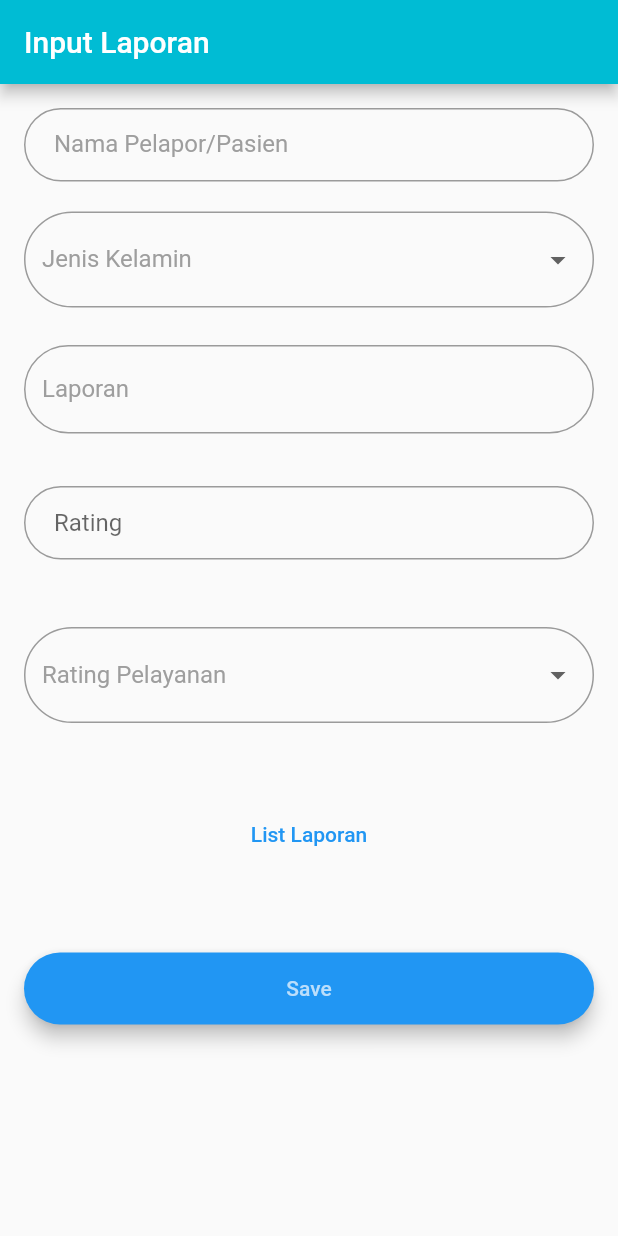
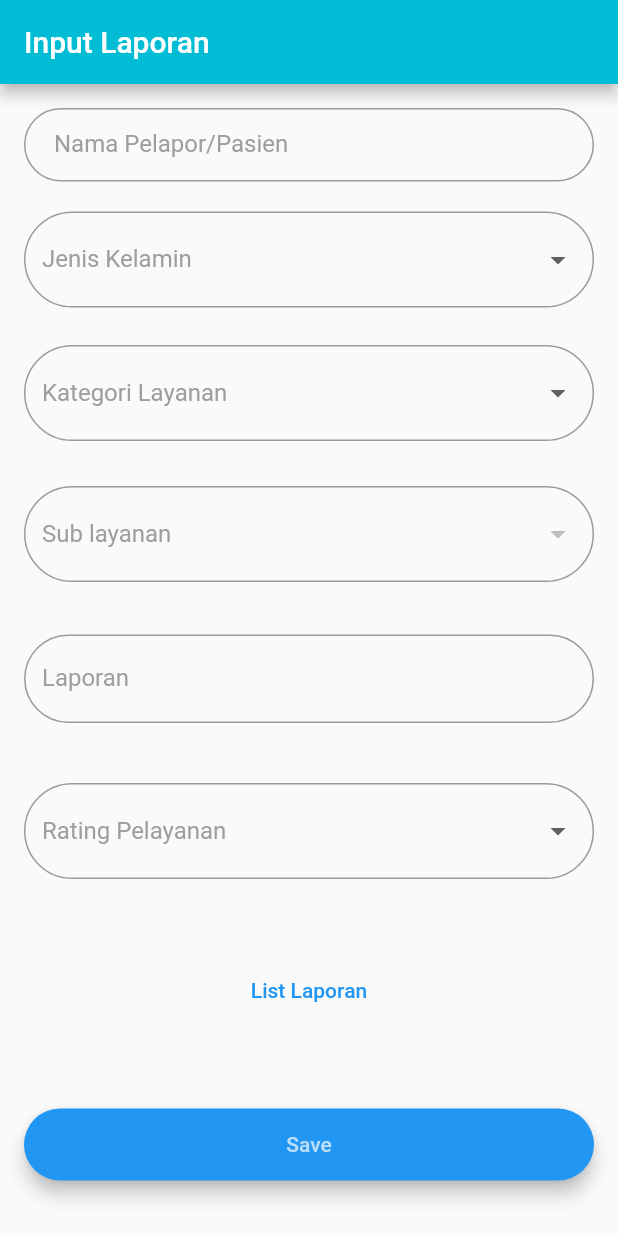
Before and after one commit to suluharwani/sipemas-android, a Flutter app: the AddPage screen opened directly, on a phone screen of 412 x 824 dp. Run offline on Flutter 3.47's test engine with Material 2 defaults, Android fonts, the phone set to English and light mode, and no system bars; our stand-ins replace bloc, cached_network_image, cloud_firestore, file_picker, firebase_auth, firebase_core and 6 more; missing offline and left inert: flutter_facebook_auth, the_apple_sign_in; accounts and stored records are empty.

Commit message:
input ok

```diff
--- a/lib/services/firebase_crud.dart
+++ b/lib/services/firebase_crud.dart
@@ -1,12 +1,12 @@
 import 'package:cloud_firestore/cloud_firestore.dart';
 import 'package:firebase_auth/firebase_auth.dart';
+
 import '../model/response.dart';
 
 final FirebaseFirestore _firestore = FirebaseFirestore.instance;
 final CollectionReference _Collection = _firestore.collection('Laporan');
+
 class FirebaseCrud {
-
-
 //CRUD method here
   static Future<Response> addLaporan({
     required String iduser,
@@ -14,12 +14,12 @@ class FirebaseCrud {
     required String nama,
     required String jenis_kelamin,
     required String kategori,
+    required String subkategori,
     required String pengaduan,
     required String rating,
   }) async {
     Response response = Response();
-    DocumentReference documentReferencer =
-    _Collection.doc();
+    DocumentReference documentReferencer = _Collection.doc();
 
     Map<String, dynamic> data = <String, dynamic>{
       "iduser": iduser,
@@ -27,28 +27,27 @@ class FirebaseCrud {
       "nama": nama,
       "jenis_kelamin": jenis_kelamin,
       "kategori": kategori,
+      "subkategori": subkategori,
       "pengaduan": pengaduan,
       "rating": rating
     };
 
-    var result = await documentReferencer
-        .set(data)
-        .whenComplete(() {
+    var result = await documentReferencer.set(data).whenComplete(() {
       response.code = 200;
       response.message = "Berhasil ditambahkan database";
-    })
-        .catchError((e) {
+    }).catchError((e) {
       response.code = 500;
       response.message = e;
     });
 
     return response;
   }
+
   static Stream<QuerySnapshot> readLaporan() {
-     final iduser = FirebaseAuth.instance.currentUser!.uid;
+    final iduser = FirebaseAuth.instance.currentUser!.uid;
 
     Query<Object?> notesItemCollection =
-        _Collection.where("iduser", isEqualTo:  iduser);
+        _Collection.where("iduser", isEqualTo: iduser);
 
     return notesItemCollection.snapshots();
   }
@@ -67,13 +66,13 @@ class FirebaseCrud {
     required String nama,
     required String jenis_kelamin,
     required String kategori,
+    required String subkategori,
     required String pengaduan,
     required String rating,
     required String docId,
   }) async {
     Response response = Response();
-    DocumentReference documentReferencer =
-    _Collection.doc(docId);
+    DocumentReference documentReferencer = _Collection.doc(docId);
 
     Map<String, dynamic> data = <String, dynamic>{
       "iduser": iduser,
@@ -81,37 +80,32 @@ class FirebaseCrud {
       "nama": nama,
       "jenis_kelamin": jenis_kelamin,
       "kategori": kategori,
+      "subkategori": subkategori,
       "pengaduan": pengaduan,
       "rating": rating
     };
 
-    await documentReferencer
-        .update(data)
-        .whenComplete(() {
+    await documentReferencer.update(data).whenComplete(() {
       response.code = 200;
       response.message = "Berhasil update Laporan";
-    })
-        .catchError((e) {
+    }).catchError((e) {
       response.code = 500;
       response.message = e;
     });
 
     return response;
   }
+
   static Future<Response> deleteLaporan({
     required String docId,
   }) async {
     Response response = Response();
-    DocumentReference documentReferencer =
-    _Collection.doc(docId);
+    DocumentReference documentReferencer = _Collection.doc(docId);
 
-    await documentReferencer
-        .delete()
-        .whenComplete((){
+    await documentReferencer.delete().whenComplete(() {
       response.code = 200;
       response.message = "Laporan berhasil dihapus";
-    })
-        .catchError((e) {
+    }).catchError((e) {
       response.code = 500;
       response.message = e;
     });
--- a/lib/ui/page/addpage.dart
+++ b/lib/ui/page/addpage.dart
@@ -23,7 +23,43 @@ class _AddPage extends State<AddPage> {
   final _jenisKelamin = TextEditingController();
   String? _selectedOptionRating;
   String? _selectedOptionGender;
+
   String? _selectedOptionKategori;
+  String? _selectedOptionSubKategori;
+
+  List<String> _optionsKategori = [
+    'Pengaduan Bagian Medis',
+    'Pengaduan Non Medis',
+    'Pengaduan Bagian Sarana Prasarana'
+  ];
+  Map<String, List<String>> _optionsSubKategori = {
+    'Pengaduan Bagian Medis': [
+      'Poli Umum',
+      'Pelayanan Gigi',
+      'Pelayanan KIA/KB',
+      'Pelayanan imunisasi',
+      'Pelayanan gizi',
+      'Pelayanan p2p',
+      'Pelayanan laboratorium',
+      'Pelayanan darurat',
+      'tindakan (RDT)',
+      'Pelayanan nifas'
+    ],
+    'Pengaduan Non Medis': [
+      'Loket pendaftaran',
+      'pelayanan apotek',
+      'pelayanan promosi kesehatan',
+      'pelayanan sanitasi lingkungan'
+    ],
+    'Pengaduan Bagian Sarana Prasarana': [
+      'Ruangan pelayanan medis',
+      'kamar mandi/WC pasien',
+      'KM/WC persalinan',
+      'Parkir kendaraan',
+      'ambulance'
+    ],
+  };
+
   final GlobalKey<FormState> _formKey = GlobalKey<FormState>();
   void initState() {
     // TODO: implement initState
@@ -100,22 +136,16 @@ class _AddPage extends State<AddPage> {
         _selectedOptionRating = value;
       },
     );
-    final RatingKategoriField = DropdownButtonFormField<String>(
+    final KategoriField = DropdownButtonFormField<String>(
       value: _selectedOptionKategori,
       decoration: InputDecoration(
+        labelText: 'Kategori Layanan',
         border: OutlineInputBorder(borderRadius: BorderRadius.circular(32.0)),
-        labelText: 'Kategori Laporan',
         labelStyle: TextStyle(
           color: Colors.grey,
         ),
       ),
-      items: <String>[
-        'Sangat Tidak Berkualitas',
-        'Tidak Berkualitas',
-        'Cukup Berkualitas',
-        'Berkualitas',
-        'Sangat Berkualitas'
-      ].map<DropdownMenuItem<String>>((String value) {
+      items: _optionsKategori.map((String value) {
         return DropdownMenuItem<String>(
           value: value,
           child: Text(value),
@@ -124,10 +154,32 @@ class _AddPage extends State<AddPage> {
       onChanged: (String? value) {
         setState(() {
           _selectedOptionKategori = value;
+          _selectedOptionSubKategori = null;
         });
       },
-      onSaved: (String? value) {
-        _selectedOptionKategori = value;
+    );
+
+    final SubKategoriField = DropdownButtonFormField<String>(
+      value: _selectedOptionSubKategori,
+      decoration: InputDecoration(
+        labelText: 'Sub layanan',
+        border: OutlineInputBorder(borderRadius: BorderRadius.circular(32.0)),
+        labelStyle: TextStyle(
+          color: Colors.grey,
+        ),
+      ),
+      items: _selectedOptionKategori != null
+          ? _optionsSubKategori[_selectedOptionKategori!]!.map((String value) {
+              return DropdownMenuItem<String>(
+                value: value,
+                child: Text(value),
+              );
+            }).toList()
+          : [],
+      onChanged: (String? value) {
+        setState(() {
+          _selectedOptionSubKategori = value;
+        });
       },
     );
     final laporanField = TextFormField(
@@ -193,7 +245,8 @@ class _AddPage extends State<AddPage> {
               rating: "$_selectedOptionRating",
               iduser: user!.uid,
               jenis_kelamin: "$_selectedOptionGender",
-              kategori: '',
+              kategori: "$_selectedOptionKategori",
+              subkategori: "$_selectedOptionSubKategori",
               tanggal: "$timestamp",
             );
             if (response.code != 200) {
@@ -245,16 +298,18 @@ class _AddPage extends State<AddPage> {
                     const SizedBox(height: 20.0),
                     genderField,
                     const SizedBox(height: 25.0),
+                    KategoriField,
+                    const SizedBox(height: 30.0),
+                    SubKategoriField,
+                    const SizedBox(height: 35.0),
                     laporanField,
-                    const SizedBox(height: 35.0),
-                    contactField,
-                    const SizedBox(height: 45.0),
+                    const SizedBox(height: 40.0),
                     RatingLayananField,
                     const SizedBox(height: 50.0),
                     viewListbutton,
                     const SizedBox(height: 55.0),
                     SaveButon,
-                    const SizedBox(height: 15.0),
+                    const SizedBox(height: 60.0),
                   ],
                 ),
               ),
--- a/lib/ui/page/editpage.dart
+++ b/lib/ui/page/editpage.dart
@@ -1,6 +1,6 @@
 import 'package:firebase_auth/firebase_auth.dart';
+import 'package:flutter/material.dart';
 import 'package:flutter_login_screen/ui/page/listpage.dart';
-import 'package:flutter/material.dart';
 
 import '../../model/laporan.dart';
 import '../../services/firebase_crud.dart';
@@ -116,8 +116,9 @@ class _EditPage extends State<EditPage> {
                 pengaduan: _laporan_pengaduan.text,
                 rating: _laporan_rating.text,
                 iduser: user!.uid,
-                jenis_kelamin: 'L',
+                jenis_kelamin: "coba",
                 kategori: 'das',
+                subkategori: 'das',
                 tanggal: 'das',
                 docId: _docid.text);
             if (response.code != 200) {
```
